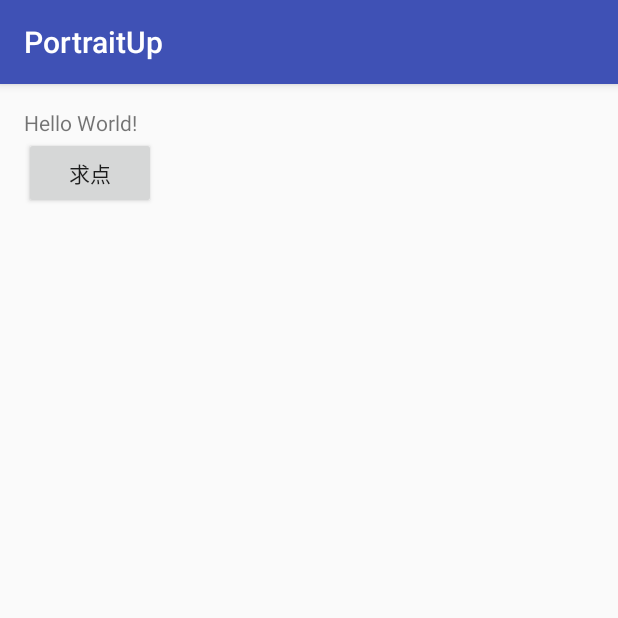
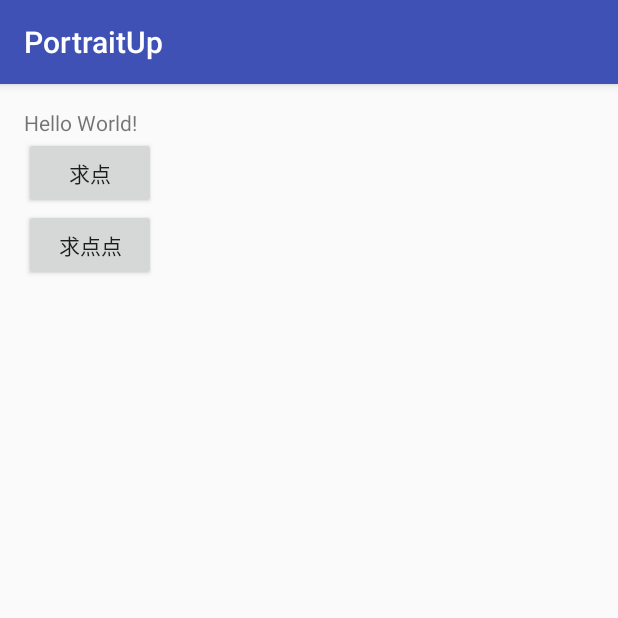
Before and after one commit to shengjinbing/PortraitUp, an Android app: the screen it shows after launch (MainActivity), on a phone screen of 412 x 824 dp, the top half of it. Run offline under Robolectric (Android 15) with nearby library versions, the phone set to English and light mode, and no system bars.

Commit message:
点点俺干啥呢

```diff
--- a/app/src/main/java/cn/lixiang/portraitup/MainActivity.java
+++ b/app/src/main/java/cn/lixiang/portraitup/MainActivity.java
@@ -18,4 +18,8 @@ public class MainActivity extends AppCompatActivity {
     public void qiudian(View view) {
         Toast.makeText(this, "点俺干啥呢", Toast.LENGTH_SHORT).show();
     }
+
+    public void qiudiandian(View view) {
+        Toast.makeText(this, "点点俺干啥呢", Toast.LENGTH_SHORT).show();
+    }
 }
--- a/app/src/main/res/layout/activity_main.xml
+++ b/app/src/main/res/layout/activity_main.xml
@@ -22,6 +22,11 @@
         android:text="求点"
         android:layout_width="wrap_content"
         android:layout_height="wrap_content"/>
+    <Button
+        android:onClick="qiudiandian"
+        android:text="求点点"
+        android:layout_width="wrap_content"
+        android:layout_height="wrap_content"/>
 
 
 </LinearLayout>
```
